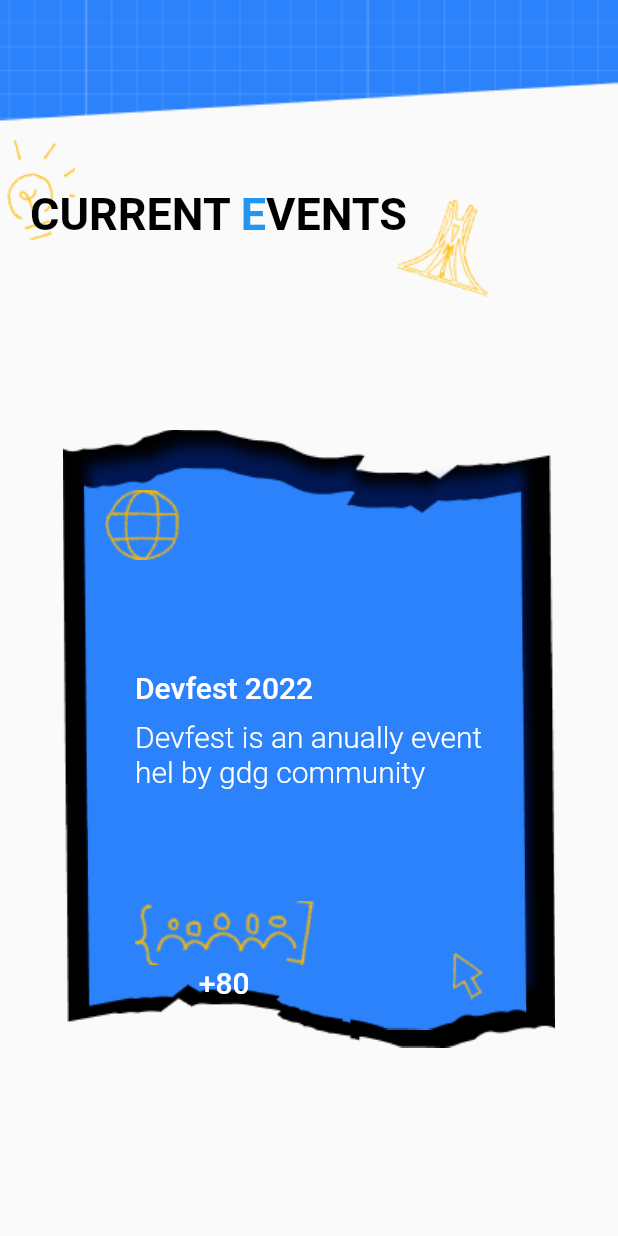
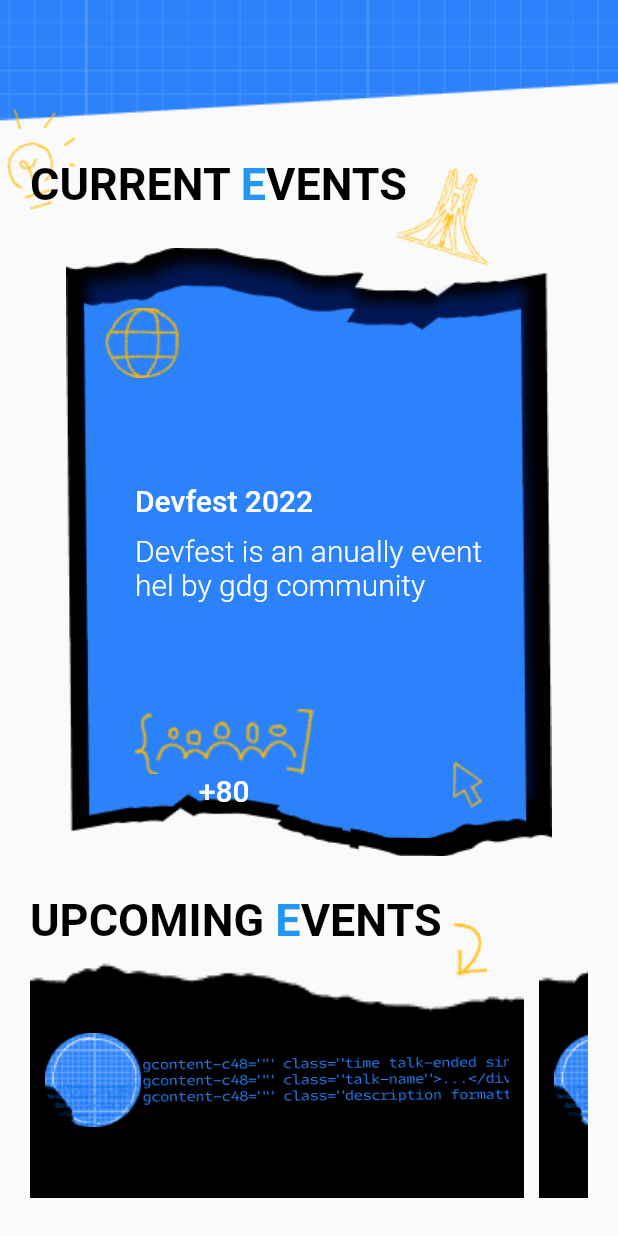
Before and after one commit to chechna9/Devfest22_MobileTrack_UiScreen, a Flutter app: the screen it shows after launch, on a phone screen of 412 x 824 dp. Run offline on Flutter 3.47's test engine with Material 2 defaults, Android fonts, the phone set to English and light mode, and no system bars.

Commit message:
aded upcoming events

```diff
--- /dev/null
+++ b/lib/components/upcomingEventCard.dart
@@ -0,0 +1,33 @@
+import 'package:flutter/material.dart';
+
+class UpcomingEventCard extends StatelessWidget {
+  const UpcomingEventCard({super.key});
+
+  @override
+  Widget build(BuildContext context) {
+    return Container(
+      margin: EdgeInsets.only(right: 10),
+      padding: EdgeInsets.symmetric(horizontal: 10, vertical: 20),
+      width: MediaQuery.of(context).size.width * 0.8,
+      decoration: const BoxDecoration(
+        image: DecorationImage(
+          image: AssetImage('assets/background3.png'),
+          alignment: Alignment.topCenter,
+          fit: BoxFit.fill,
+        ),
+      ),
+      child: Row(children: [
+        Image.asset(
+          'assets/Event_label_image.png',
+          fit: BoxFit.fitWidth,
+        ),
+        Expanded(
+          child: Image.asset(
+            'assets/text.png',
+            fit: BoxFit.cover,
+          ),
+        ),
+      ]),
+    );
+  }
+}
--- a/lib/main.dart
+++ b/lib/main.dart
@@ -15,7 +15,11 @@
       theme: ThemeData(
         primarySwatch: Colors.blue,
       ),
-      home: const Material(child: Events()),
+      home: const SafeArea(
+        child: Material(
+          child: Events(),
+        ),
+      ),
     );
   }
 }
--- a/lib/pages/events.dart
+++ b/lib/pages/events.dart
@@ -1,4 +1,5 @@
 import 'package:devfest_challenges/components/currentEventCard.dart';
+import 'package:devfest_challenges/components/upcomingEventCard.dart';
 import 'package:flutter/material.dart';
 
 class Events extends StatelessWidget {
@@ -7,7 +8,7 @@
   @override
   Widget build(BuildContext context) {
     return Container(
-      padding: const EdgeInsets.symmetric(horizontal: 20),
+      padding: const EdgeInsets.only(left: 20, right: 20, top: 80),
       decoration: const BoxDecoration(
         image: DecorationImage(
           image: AssetImage('assets/background.png'),
@@ -18,13 +19,15 @@
       child: Column(
         mainAxisAlignment: MainAxisAlignment.spaceEvenly,
         crossAxisAlignment: CrossAxisAlignment.start,
-        children: const [
+        children: [
           // upper side
           Flexible(
+            flex: 2,
             child: Upper(),
           ),
           // event info
           Flexible(
+            flex: 6,
             child: Center(
               child: CurrentEventCard(
                 title: 'Devfest 2022',
@@ -33,8 +36,68 @@
               ),
             ),
           ),
+          // Upcoming Event
+          Flexible(
+            flex: 3,
+            child: Footer(),
+          )
         ],
       ),
+    );
+  }
+}
+
+class Footer extends StatelessWidget {
+  const Footer({
+    Key? key,
+  }) : super(key: key);
+
+  @override
+  Widget build(BuildContext context) {
+    return Column(
+      crossAxisAlignment: CrossAxisAlignment.start,
+      children: [
+        Stack(
+          clipBehavior: Clip.none,
+          children: [
+            Positioned(
+              right: -30,
+              bottom: -20,
+              child: Image.asset(
+                'assets/Arrow.png',
+              ),
+            ),
+            RichText(
+              text: const TextSpan(
+                text: 'UPCOMING ',
+                style: TextStyle(
+                  fontSize: 30,
+                  color: Colors.black,
+                  fontWeight: FontWeight.bold,
+                ),
+                children: <TextSpan>[
+                  TextSpan(text: 'E', style: TextStyle(color: Colors.blue)),
+                  TextSpan(text: 'VENTS'),
+                ],
+              ),
+            ),
+          ],
+        ),
+        const SizedBox(
+          height: 10,
+        ),
+        // Events
+        Expanded(
+          child: ListView(
+            scrollDirection: Axis.horizontal,
+            children: [
+              UpcomingEventCard(),
+              UpcomingEventCard(),
+              UpcomingEventCard(),
+            ],
+          ),
+        )
+      ],
     );
   }
 }
```
